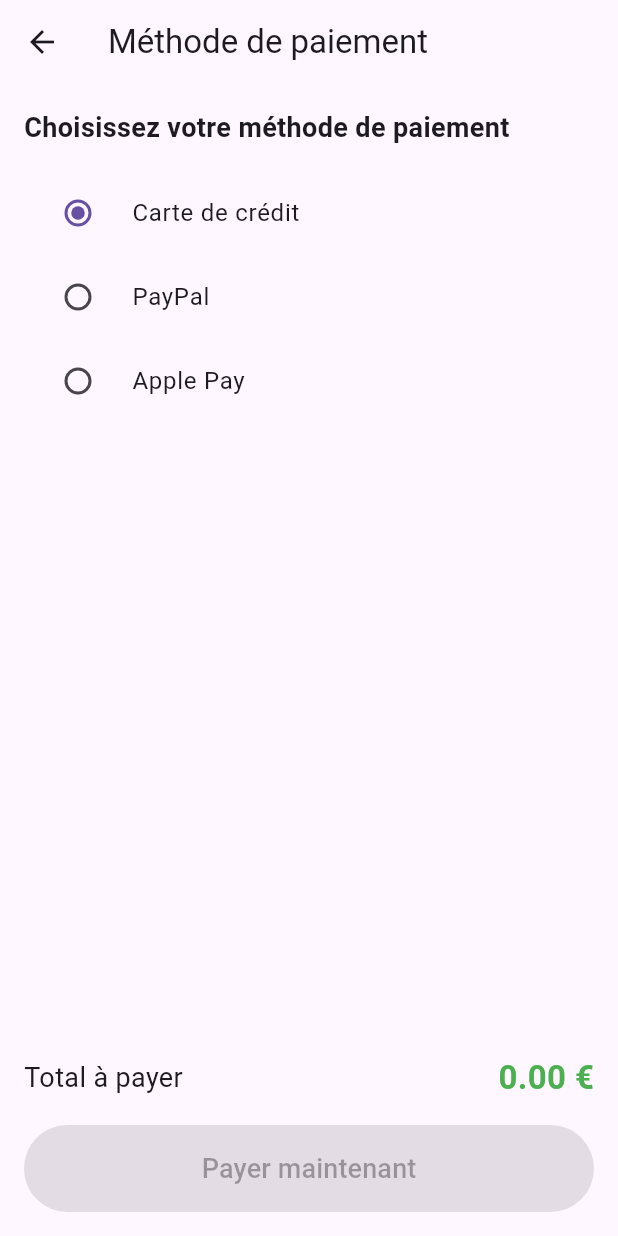
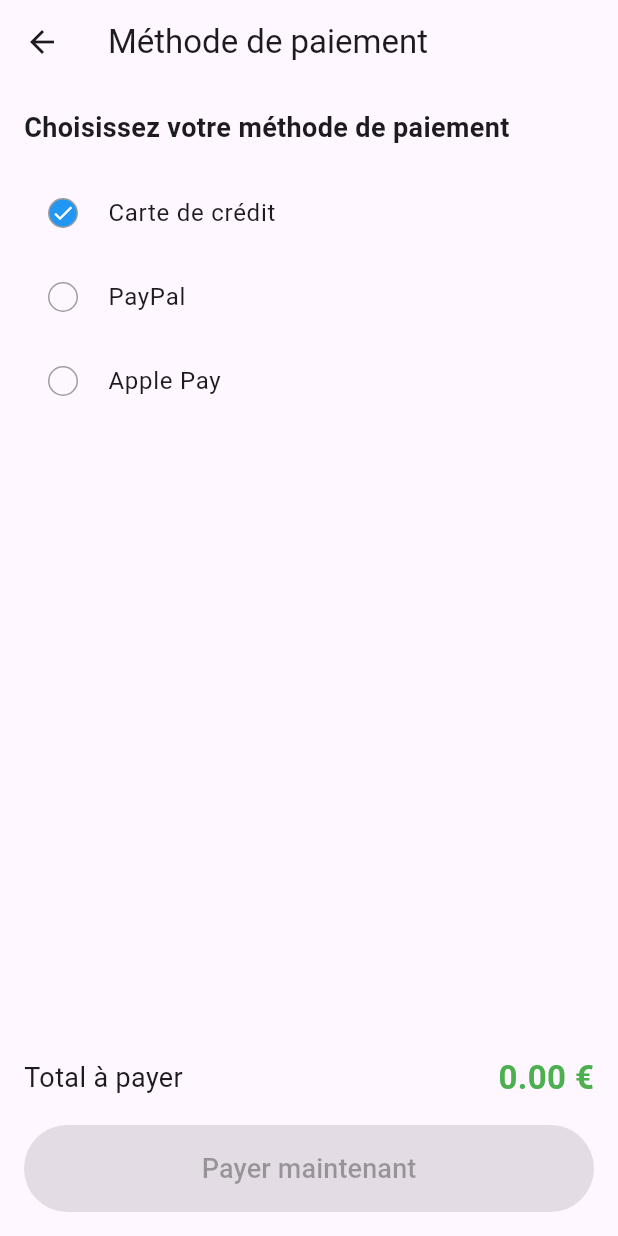
Before and after one commit to Loicarthur/ShopFlutter, a Flutter app: the CheckoutPage screen opened by its route, on a phone screen of 412 x 824 dp. Run offline on Flutter 3.47's test engine with Material 3 defaults, Android fonts, the phone set to English and light mode, and no system bars; our stand-ins replace cached_network_image, firebase_auth, firebase_core, shared_preferences; missing offline and left inert: flutter_stripe; accounts and stored records are empty; network calls fail.

Commit message:
Correction of pipeline

```diff
--- a/lib/pages/checkout_page.dart
+++ b/lib/pages/checkout_page.dart
@@ -81,16 +81,27 @@ class _CheckoutPageState extends State<CheckoutPage> {
             ),
             const SizedBox(height: 16),
 
-            // RadioGroup moderne pour Flutter 3.32+
+            // Sélection de méthode de paiement moderne
             Column(
               children: PaymentMethod.values.map((method) {
-                return RadioListTile<PaymentMethod>(
+                return ListTile(
                   title: Text(_getPaymentMethodName(method)),
-                  value: method,
-                  groupValue: _selectedMethod,
-                  onChanged: (value) {
-                    if (value != null) setState(() => _selectedMethod = value);
-                  },
+                  leading: GestureDetector(
+                    onTap: () => setState(() => _selectedMethod = method),
+                    child: Container(
+                      width: 20,
+                      height: 20,
+                      decoration: BoxDecoration(
+                        shape: BoxShape.circle,
+                        border: Border.all(color: Colors.grey),
+                        color: _selectedMethod == method ? Colors.blue : Colors.transparent,
+                      ),
+                      child: _selectedMethod == method
+                          ? const Icon(Icons.check, size: 16, color: Colors.white)
+                          : null,
+                    ),
+                  ),
+                  onTap: () => setState(() => _selectedMethod = method),
                 );
               }).toList(),
             ),
```
Also changed, not shown: lib/pages/home_page.dart (+5 -6 lines).
